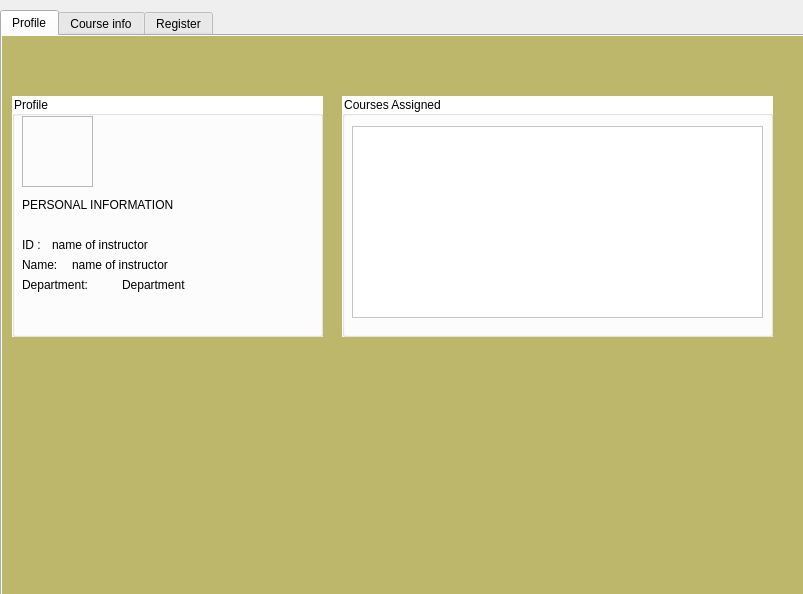
The window that instructor.ui (ahmadqasembader/DBMS-project) describes before a commit, drawn with Qt 5.
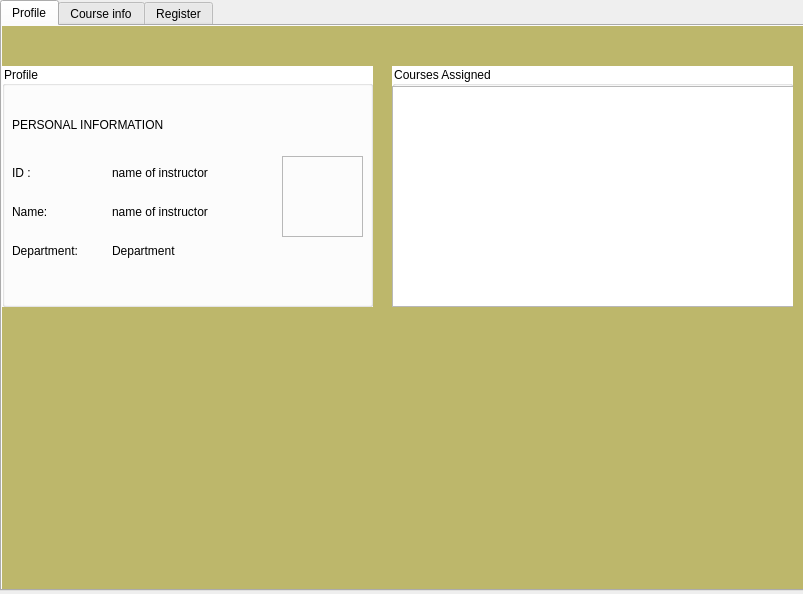
The same window after the commit. The open tabs and pages were chosen to show the change. Icons and pictures are not drawn.

The edit to the form file:
```diff
--- a/instructor.ui
+++ b/instructor.ui
@@ -12,39 +12,9 @@
   </property>
   <property name="palette">
    <palette>
-    <active>
-     <colorrole role="WindowText">
-      <brush brushstyle="SolidPattern">
-       <color alpha="255">
-        <red>0</red>
-        <green>0</green>
-        <blue>0</blue>
-       </color>
-      </brush>
-     </colorrole>
-    </active>
-    <inactive>
-     <colorrole role="WindowText">
-      <brush brushstyle="SolidPattern">
-       <color alpha="255">
-        <red>0</red>
-        <green>0</green>
-        <blue>0</blue>
-       </color>
-      </brush>
-     </colorrole>
-    </inactive>
-    <disabled>
-     <colorrole role="WindowText">
-      <brush brushstyle="SolidPattern">
-       <color alpha="96">
-        <red>164</red>
-        <green>166</green>
-        <blue>168</blue>
-       </color>
-      </brush>
-     </colorrole>
-    </disabled>
+    <active/>
+    <inactive/>
+    <disabled/>
    </palette>
   </property>
   <property name="windowTitle">
@@ -54,15 +24,23 @@
    <property name="geometry">
     <rect>
      <x>0</x>
-     <y>10</y>
-     <width>811</width>
+     <y>0</y>
+     <width>841</width>
      <height>591</height>
     </rect>
    </property>
    <property name="styleSheet">
     <string notr="true">#profiletab{
 	background-color:  rgb(189,183,107)
-}</string>
+}
+
+#courseInfoTab{
+		background-color:  rgb(189,183,107)
+}
+
+#RegisterTab{
+}
+</string>
    </property>
    <property name="currentIndex">
     <number>0</number>
@@ -74,15 +52,24 @@
     <widget class="QGroupBox" name="instructorprofile">
      <property name="geometry">
       <rect>
-       <x>10</x>
-       <y>60</y>
-       <width>311</width>
+       <x>0</x>
+       <y>40</y>
+       <width>371</width>
        <height>241</height>
       </rect>
      </property>
      <property name="palette">
       <palette>
        <active>
+        <colorrole role="WindowText">
+         <brush brushstyle="SolidPattern">
+          <color alpha="255">
+           <red>0</red>
+           <green>0</green>
+           <blue>0</blue>
+          </color>
+         </brush>
+        </colorrole>
         <colorrole role="Button">
          <brush brushstyle="SolidPattern">
           <color alpha="255">
@@ -112,6 +99,15 @@
         </colorrole>
        </active>
        <inactive>
+        <colorrole role="WindowText">
+         <brush brushstyle="SolidPattern">
+          <color alpha="255">
+           <red>0</red>
+           <green>0</green>
+           <blue>0</blue>
+          </color>
+         </brush>
+        </colorrole>
         <colorrole role="Button">
          <brush brushstyle="SolidPattern">
           <color alpha="255">
@@ -141,6 +137,15 @@
         </colorrole>
        </inactive>
        <disabled>
+        <colorrole role="WindowText">
+         <brush brushstyle="SolidPattern">
+          <color alpha="255">
+           <red>190</red>
+           <green>190</green>
+           <blue>190</blue>
+          </color>
+         </brush>
+        </colorrole>
         <colorrole role="Button">
          <brush brushstyle="SolidPattern">
           <color alpha="255">
@@ -182,10 +187,10 @@
      <widget class="QFrame" name="frame">
       <property name="geometry">
        <rect>
-        <x>10</x>
-        <y>20</y>
-        <width>71</width>
-        <height>71</height>
+        <x>280</x>
+        <y>90</y>
+        <width>81</width>
+        <height>81</height>
        </rect>
       </property>
       <property name="styleSheet">
@@ -198,173 +203,11 @@
        <enum>QFrame::Raised</enum>
       </property>
      </widget>
-     <widget class="QLabel" name="label_2">
-      <property name="geometry">
-       <rect>
-        <x>10</x>
-        <y>180</y>
-        <width>91</width>
-        <height>17</height>
-       </rect>
-      </property>
-      <property name="palette">
-       <palette>
-        <active>
-         <colorrole role="WindowText">
-          <brush brushstyle="SolidPattern">
-           <color alpha="255">
-            <red>0</red>
-            <green>0</green>
-            <blue>0</blue>
-           </color>
-          </brush>
-         </colorrole>
-         <colorrole role="Text">
-          <brush brushstyle="SolidPattern">
-           <color alpha="255">
-            <red>0</red>
-            <green>0</green>
-            <blue>0</blue>
-           </color>
-          </brush>
-         </colorrole>
-         <colorrole role="ButtonText">
-          <brush brushstyle="SolidPattern">
-           <color alpha="255">
-            <red>0</red>
-            <green>0</green>
-            <blue>0</blue>
-           </color>
-          </brush>
-         </colorrole>
-         <colorrole role="PlaceholderText">
-          <brush brushstyle="NoBrush">
-           <color alpha="128">
-            <red>0</red>
-            <green>0</green>
-            <blue>0</blue>
-           </color>
-          </brush>
-         </colorrole>
-        </active>
-        <inactive>
-         <colorrole role="WindowText">
-          <brush brushstyle="SolidPattern">
-           <color alpha="255">
-            <red>0</red>
-            <green>0</green>
-            <blue>0</blue>
-           </color>
-          </brush>
-         </colorrole>
-         <colorrole role="Text">
-          <brush brushstyle="SolidPattern">
-           <color alpha="255">
-            <red>0</red>
-            <green>0</green>
-            <blue>0</blue>
-           </color>
-          </brush>
-         </colorrole>
-         <colorrole role="ButtonText">
-          <brush brushstyle="SolidPattern">
-           <color alpha="255">
-            <red>0</red>
-            <green>0</green>
-            <blue>0</blue>
-           </color>
-          </brush>
-         </colorrole>
-         <colorrole role="PlaceholderText">
-          <brush brushstyle="NoBrush">
-           <color alpha="128">
-            <red>0</red>
-            <green>0</green>
-            <blue>0</blue>
-           </color>
-          </brush>
-         </colorrole>
-        </inactive>
-        <disabled>
-         <colorrole role="WindowText">
-          <brush brushstyle="SolidPattern">
-           <color alpha="255">
-            <red>0</red>
-            <green>0</green>
-            <blue>0</blue>
-           </color>
-          </brush>
-         </colorrole>
-         <colorrole role="Text">
-          <brush brushstyle="SolidPattern">
-           <color alpha="255">
-            <red>0</red>
-            <green>0</green>
-            <blue>0</blue>
-           </color>
-          </brush>
-         </colorrole>
-         <colorrole role="ButtonText">
-          <brush brushstyle="SolidPattern">
-           <color alpha="255">
-            <red>0</red>
-            <green>0</green>
-            <blue>0</blue>
-           </color>
-          </brush>
-         </colorrole>
-         <colorrole role="PlaceholderText">
-          <brush brushstyle="NoBrush">
-           <color alpha="128">
-            <red>0</red>
-            <green>0</green>
-            <blue>0</blue>
-           </color>
-          </brush>
-         </colorrole>
-        </disabled>
-       </palette>
-      </property>
-      <property name="styleSheet">
-       <string notr="true">#label_2{
-	color: black
-}</string>
-      </property>
-      <property name="text">
-       <string>Department: </string>
-      </property>
-     </widget>
-     <widget class="QLabel" name="label_3">
-      <property name="geometry">
-       <rect>
-        <x>40</x>
-        <y>140</y>
-        <width>131</width>
-        <height>17</height>
-       </rect>
-      </property>
-      <property name="text">
-       <string>name of instructor</string>
-      </property>
-     </widget>
-     <widget class="QLabel" name="label_4">
-      <property name="geometry">
-       <rect>
-        <x>110</x>
-        <y>180</y>
-        <width>131</width>
-        <height>17</height>
-       </rect>
-      </property>
-      <property name="text">
-       <string>Department</string>
-      </property>
-     </widget>
      <widget class="QLabel" name="label_5">
       <property name="geometry">
        <rect>
         <x>10</x>
-        <y>100</y>
+        <y>50</y>
         <width>191</width>
         <height>17</height>
        </rect>
@@ -496,15 +339,18 @@
        <string>PERSONAL INFORMATION</string>
       </property>
      </widget>
+     <widget class="QWidget" name="layoutWidget">
+      <property name="geometry">
+       <rect>
+        <x>10</x>
+        <y>90</y>
+        <width>93</width>
+        <height>111</height>
+       </rect>
+      </property>
+      <layout class="QVBoxLayout" name="verticalLayout">
+       <item>
      <widget class="QLabel" name="label_6">
-      <property name="geometry">
-       <rect>
-        <x>10</x>
-        <y>140</y>
-        <width>91</width>
-        <height>17</height>
-       </rect>
-      </property>
       <property name="palette">
        <palette>
         <active>
@@ -632,15 +478,9 @@
        <string>ID : </string>
       </property>
      </widget>
+       </item>
+       <item>
      <widget class="QLabel" name="label_7">
-      <property name="geometry">
-       <rect>
-        <x>10</x>
-        <y>160</y>
-        <width>51</width>
-        <height>17</height>
-       </rect>
-      </property>
       <property name="palette">
        <palette>
         <active>
@@ -768,32 +608,194 @@
        <string>Name: </string>
       </property>
      </widget>
+       </item>
+       <item>
+        <widget class="QLabel" name="label_2">
+         <property name="palette">
+          <palette>
+           <active>
+            <colorrole role="WindowText">
+             <brush brushstyle="SolidPattern">
+              <color alpha="255">
+               <red>0</red>
+               <green>0</green>
+               <blue>0</blue>
+              </color>
+             </brush>
+            </colorrole>
+            <colorrole role="Text">
+             <brush brushstyle="SolidPattern">
+              <color alpha="255">
+               <red>0</red>
+               <green>0</green>
+               <blue>0</blue>
+              </color>
+             </brush>
+            </colorrole>
+            <colorrole role="ButtonText">
+             <brush brushstyle="SolidPattern">
+              <color alpha="255">
+               <red>0</red>
+               <green>0</green>
+               <blue>0</blue>
+              </color>
+             </brush>
+            </colorrole>
+            <colorrole role="PlaceholderText">
+             <brush brushstyle="SolidPattern">
+              <color alpha="255">
+               <red>0</red>
+               <green>0</green>
+               <blue>0</blue>
+              </color>
+             </brush>
+            </colorrole>
+           </active>
+           <inactive>
+            <colorrole role="WindowText">
+             <brush brushstyle="SolidPattern">
+              <color alpha="255">
+               <red>0</red>
+               <green>0</green>
+               <blue>0</blue>
+              </color>
+             </brush>
+            </colorrole>
+            <colorrole role="Text">
+             <brush brushstyle="SolidPattern">
+              <color alpha="255">
+               <red>0</red>
+               <green>0</green>
+               <blue>0</blue>
+              </color>
+             </brush>
+            </colorrole>
+            <colorrole role="ButtonText">
+             <brush brushstyle="SolidPattern">
+              <color alpha="255">
+               <red>0</red>
+               <green>0</green>
+               <blue>0</blue>
+              </color>
+             </brush>
+            </colorrole>
+            <colorrole role="PlaceholderText">
+             <brush brushstyle="SolidPattern">
+              <color alpha="255">
+               <red>0</red>
+               <green>0</green>
+               <blue>0</blue>
+              </color>
+             </brush>
+            </colorrole>
+           </inactive>
+           <disabled>
+            <colorrole role="WindowText">
+             <brush brushstyle="SolidPattern">
+              <color alpha="255">
+               <red>0</red>
+               <green>0</green>
+               <blue>0</blue>
+              </color>
+             </brush>
+            </colorrole>
+            <colorrole role="Text">
+             <brush brushstyle="SolidPattern">
+              <color alpha="255">
+               <red>0</red>
+               <green>0</green>
+               <blue>0</blue>
+              </color>
+             </brush>
+            </colorrole>
+            <colorrole role="ButtonText">
+             <brush brushstyle="SolidPattern">
+              <color alpha="255">
+               <red>0</red>
+               <green>0</green>
+               <blue>0</blue>
+              </color>
+             </brush>
+            </colorrole>
+            <colorrole role="PlaceholderText">
+             <brush brushstyle="SolidPattern">
+              <color alpha="255">
+               <red>0</red>
+               <green>0</green>
+               <blue>0</blue>
+              </color>
+             </brush>
+            </colorrole>
+           </disabled>
+          </palette>
+         </property>
+         <property name="styleSheet">
+          <string notr="true">#label_2{
+	color: black
+}</string>
+         </property>
+         <property name="text">
+          <string>Department: </string>
+         </property>
+        </widget>
+       </item>
+      </layout>
+     </widget>
+     <widget class="QWidget" name="layoutWidget">
+      <property name="geometry">
+       <rect>
+        <x>110</x>
+        <y>90</y>
+        <width>161</width>
+        <height>111</height>
+       </rect>
+      </property>
+      <layout class="QVBoxLayout" name="verticalLayout_2">
+       <item>
+        <widget class="QLabel" name="label_3">
+         <property name="text">
+          <string>name of instructor</string>
+         </property>
+        </widget>
+       </item>
+       <item>
      <widget class="QLabel" name="label_8">
-      <property name="geometry">
-       <rect>
-        <x>60</x>
-        <y>160</y>
-        <width>131</width>
-        <height>17</height>
-       </rect>
-      </property>
       <property name="text">
        <string>name of instructor</string>
       </property>
+        </widget>
+       </item>
+       <item>
+        <widget class="QLabel" name="label_4">
+         <property name="text">
+          <string>Department</string>
+         </property>
+        </widget>
+       </item>
+      </layout>
      </widget>
     </widget>
     <widget class="QGroupBox" name="courses_assigned">
      <property name="geometry">
       <rect>
-       <x>340</x>
-       <y>60</y>
-       <width>431</width>
+       <x>390</x>
+       <y>40</y>
+       <width>401</width>
        <height>241</height>
       </rect>
      </property>
      <property name="palette">
       <palette>
        <active>
+        <colorrole role="WindowText">
+         <brush brushstyle="SolidPattern">
+          <color alpha="255">
+           <red>0</red>
+           <green>0</green>
+           <blue>0</blue>
+          </color>
+         </brush>
+        </colorrole>
         <colorrole role="Button">
          <brush brushstyle="SolidPattern">
           <color alpha="255">
@@ -823,6 +825,15 @@
         </colorrole>
        </active>
        <inactive>
+        <colorrole role="WindowText">
+         <brush brushstyle="SolidPattern">
+          <color alpha="255">
+           <red>0</red>
+           <green>0</green>
+           <blue>0</blue>
+          </color>
+         </brush>
+        </colorrole>
         <colorrole role="Button">
          <brush brushstyle="SolidPattern">
           <color alpha="255">
@@ -852,6 +863,15 @@
         </colorrole>
        </inactive>
        <disabled>
+        <colorrole role="WindowText">
+         <brush brushstyle="SolidPattern">
+          <color alpha="255">
+           <red>190</red>
+           <green>190</green>
+           <blue>190</blue>
+          </color>
+         </brush>
+        </colorrole>
         <colorrole role="Button">
          <brush brushstyle="SolidPattern">
           <color alpha="255">
@@ -890,20 +910,15 @@
      <property name="title">
       <string>Courses Assigned</string>
      </property>
-     <widget class="QListView" name="listView">
+     <widget class="QTableWidget" name="tableWidget">
       <property name="geometry">
        <rect>
-        <x>10</x>
-        <y>30</y>
-        <width>411</width>
-        <height>192</height>
+        <x>0</x>
+        <y>20</y>
+        <width>421</width>
+        <height>221</height>
        </rect>
       </property>
-      <property name="styleSheet">
-       <string notr="true">#listView{
-	background-color: white;
-}</string>
-      </property>
      </widget>
     </widget>
    </widget>
```
Left out of the diff: 204 changed lines with no effect on the pictures. Lines whose indentation alone changed are shown as unchanged.
